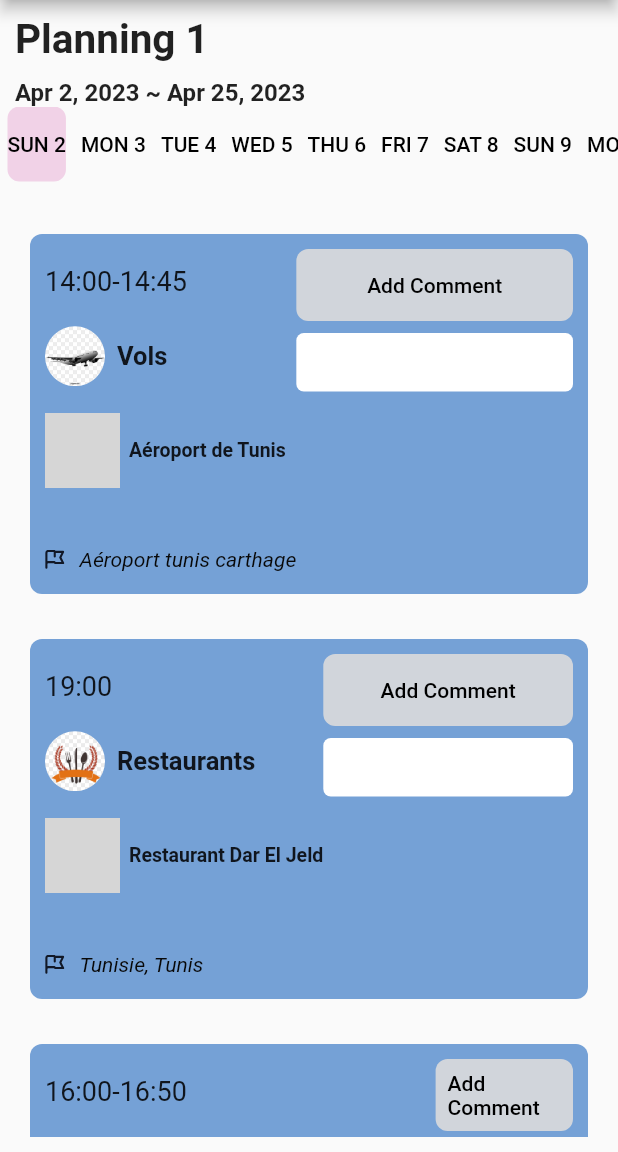
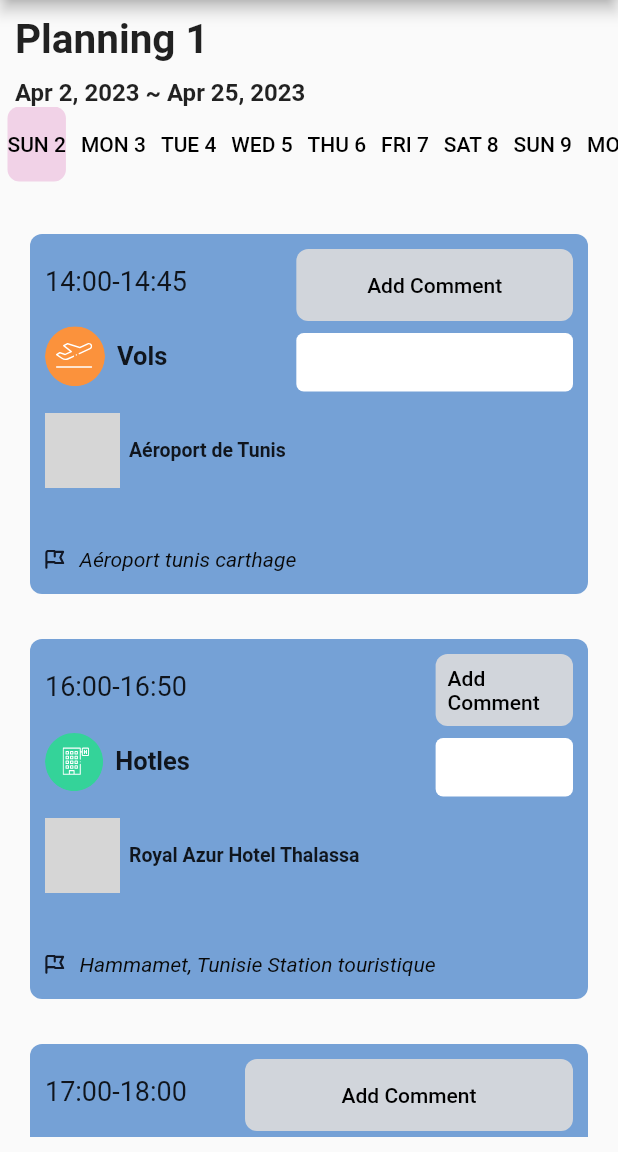
Before and after one commit to abir739/Voyageur_app, a Flutter app: the PlanningScreen screen opened directly, on a phone screen of 412 x 824 dp, the part 84-1236 px from its top. Run offline on Flutter 3.47's test engine with Material 2 defaults, Android fonts, the phone set to English and light mode, and no system bars; our stand-ins replace cloud_firestore, connectivity_plus, firebase_auth, firebase_core, flutter_svg, font_awesome_flutter and 4 more; missing offline and left inert: flutter_facebook_auth, qr_code_scanner, twitter_login; accounts and stored records are empty; network calls fail; grey boxes are pictures that could not be loaded.

Commit message:
view each plan

```diff
--- a/lib/planning/planning_screen.dart
+++ b/lib/planning/planning_screen.dart
@@ -49,7 +49,7 @@ class _PlanningScreenState extends State<PlanningScreen> {
       name: "Vols",
       time: "14:00-14:45",
       price: "0€",
-      logoPath: 'assets/images/55.jpg',
+      logoPath: 'assets/images/Vol.svg',
       symbolName: 'Aéroport de Tunis',
       photoPath:
           'https://destinationsmed.com/wp-content/uploads/2022/08/TUN_1-984x554-1.jpg',
@@ -58,22 +58,10 @@ class _PlanningScreenState extends State<PlanningScreen> {
           'cette aéroport porte le nom de la cité historique de Carthage qui est située à cette aéroport. Lors de sa mise en exploitation, aérodrome est connu sous le nom de Tunis-El Aouina.',
     ),
     Activity(
-      name: "Restaurants",
-      time: "19:00",
-      price: "0€",
-      logoPath: 'assets/images/44.png',
-      symbolName: 'Restaurant Dar El Jeld',
-      photoPath:
-          'https://www.sejours-tunisie.com/wp-content/uploads/2019/02/meilleurs-restaurants-tunis.jpg',
-      place: 'Tunisie, Tunis',
-      description:
-          'Dar El Jeld : avec sa localisation atypique au milieu du souk de Tunis, cette demeure exceptionnelle reconvertit en restaurant chic et raffiné propose divers plats orientaux et tunisiens d’exception : généreux et goûteux, vous serez agréablement séduit !',
-    ),
-    Activity(
       name: "Hotles",
       time: "16:00-16:50",
       price: "0€",
-      logoPath: 'assets/images/22.jpg',
+      logoPath: 'assets/images/hottt.svg',
       symbolName: 'Royal Azur Hotel Thalassa',
       photoPath:
           'https://fwk.resabo.com/cr.fwk/images/hotels/Hotel-8905-20230102-095053.jpg',
@@ -85,7 +73,7 @@ class _PlanningScreenState extends State<PlanningScreen> {
       name: "Visites",
       time: "17:00-18:00",
       price: "28,51€",
-      logoPath: 'assets/images/maps.png',
+      logoPath: 'assets/images/vis.svg',
       symbolName: 'Sidi Bou Said',
       photoPath:
           "https://travelfree.info/wp-content/uploads/2020/06/tunisia-2425441_1280-e1593516163383.jpg",
@@ -94,10 +82,22 @@ class _PlanningScreenState extends State<PlanningScreen> {
           "You could be forgiven for thinking that you’d made the hop across the Med to the islands of the Greek Aegean as you enter the vibrant interior of Sidi Bou Said town, sat just 20 kilometers from bustling Tunis.Yep, the sky-blue and whitewashed color scheme here is more than reminiscent of towns in Santorini and Mykonos.However, this one’s interesting hues were actually started by the French musicologist Rodolphe d’Erlanger.",
     ),
     Activity(
+      name: "Restaurants",
+      time: "19:00",
+      price: "0€",
+      logoPath: 'assets/images/restt.svg',
+      symbolName: 'Restaurant Dar El Jeld',
+      photoPath:
+          'https://www.sejours-tunisie.com/wp-content/uploads/2019/02/meilleurs-restaurants-tunis.jpg',
+      place: 'Tunisie, Tunis',
+      description:
+          'Dar El Jeld : avec sa localisation atypique au milieu du souk de Tunis, cette demeure exceptionnelle reconvertit en restaurant chic et raffiné propose divers plats orientaux et tunisiens d’exception : généreux et goûteux, vous serez agréablement séduit !',
+    ),
+    Activity(
       name: "Activities",
       time: "10:00-12:30",
       price: "48,51€",
-      logoPath: 'assets/images/maps.png',
+      logoPath: 'assets/images/mount.svg',
       symbolName: 'lle de Djerba',
       photoPath:
           'https://dynamic-media-cdn.tripadvisor.com/media/photo-o/1c/cd/1b/31/caption.jpg?w=500&h=400&s=1',
@@ -174,11 +174,10 @@ class _PlanningScreenState extends State<PlanningScreen> {
                       children: [
                         SizedBox(height: 14),
                         ClipOval(
-                          child: Image.asset(
+                          child: SvgPicture.asset(
                             index.logoPath,
-                            width: 40,
-                            height: 40,
-                            fit: BoxFit.contain,
+                            fit: BoxFit.cover,
+                            height: 40.0,
                           ),
                         ),
                         SizedBox(width: 8, height: 16),
--- a/lib/screens/home_screen_test.dart
+++ b/lib/screens/home_screen_test.dart
@@ -168,7 +168,7 @@ class _HomeScreenState extends State<HomeScreen> {
                 ),
               ),
             ),
-            const SizedBox(
+            /*const SizedBox(
               height: 20,
             ),
             ElevatedButton(
@@ -179,7 +179,7 @@ class _HomeScreenState extends State<HomeScreen> {
                 child: const Text("Start your trip !",
                     style: TextStyle(
                       color: Colors.white,
-                    ))),
+                    ))),*/
             const SizedBox(
               height: 20,
             ),
```
Also changed, not shown: assets/images/Vol.svg, assets/images/bus.svg (added), assets/images/hot.svg (added), assets/images/hott.svg (added), assets/images/hottt.svg (added), assets/images/mount.svg (added), assets/images/rest.svg (added), assets/images/restt.svg (added), assets/images/transport.svg (added), assets/images/vis.svg (added), assets/images/visite.svg (added).
